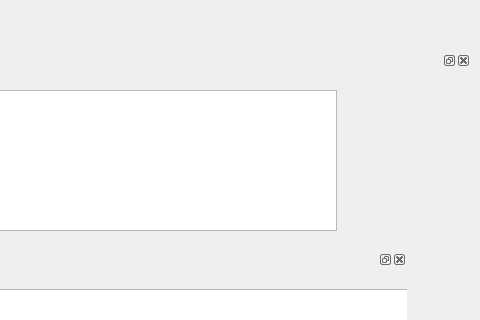
Before: the Qt Designer form gui/pulsed/pulsed.ui in pikestefan/qudi_slab, drawn with Qt 5; both pictures show x 673 to 1153 and y 178 to 498 of the 1153 by 824 pixel window.
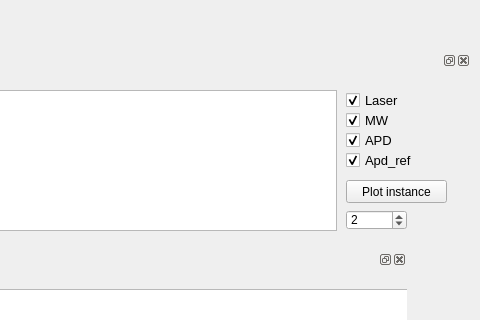
After: the same form once the commit is applied. Icons and pictures are not drawn. Custom widgets are drawn as their Qt base class.

```diff
--- a/gui/pulsed/pulsed.ui
+++ b/gui/pulsed/pulsed.ui
@@ -1724,6 +1724,152 @@
           </sizepolicy>
          </property>
         </widget>
+        <widget class="QCheckBox" name="laser_plot">
+         <property name="geometry">
+          <rect>
+           <x>1010</x>
+           <y>20</y>
+           <width>140</width>
+           <height>20</height>
+          </rect>
+         </property>
+         <property name="font">
+          <font>
+           <pointsize>10</pointsize>
+          </font>
+         </property>
+         <property name="accessibleName">
+          <string/>
+         </property>
+         <property name="inputMethodHints">
+          <set>Qt::ImhNone</set>
+         </property>
+         <property name="text">
+          <string>Laser</string>
+         </property>
+         <property name="checked">
+          <bool>true</bool>
+         </property>
+        </widget>
+        <widget class="QCheckBox" name="mw_plot">
+         <property name="geometry">
+          <rect>
+           <x>1010</x>
+           <y>40</y>
+           <width>140</width>
+           <height>20</height>
+          </rect>
+         </property>
+         <property name="font">
+          <font>
+           <pointsize>10</pointsize>
+          </font>
+         </property>
+         <property name="accessibleName">
+          <string/>
+         </property>
+         <property name="inputMethodHints">
+          <set>Qt::ImhNone</set>
+         </property>
+         <property name="text">
+          <string>MW</string>
+         </property>
+         <property name="checked">
+          <bool>true</bool>
+         </property>
+        </widget>
+        <widget class="QCheckBox" name="apd_plot">
+         <property name="geometry">
+          <rect>
+           <x>1010</x>
+           <y>60</y>
+           <width>140</width>
+           <height>20</height>
+          </rect>
+         </property>
+         <property name="font">
+          <font>
+           <pointsize>10</pointsize>
+          </font>
+         </property>
+         <property name="accessibleName">
+          <string/>
+         </property>
+         <property name="inputMethodHints">
+          <set>Qt::ImhNone</set>
+         </property>
+         <property name="text">
+          <string>APD</string>
+         </property>
+         <property name="checked">
+          <bool>true</bool>
+         </property>
+        </widget>
+        <widget class="QCheckBox" name="apd_ref_plot">
+         <property name="geometry">
+          <rect>
+           <x>1010</x>
+           <y>80</y>
+           <width>140</width>
+           <height>20</height>
+          </rect>
+         </property>
+         <property name="font">
+          <font>
+           <pointsize>10</pointsize>
+          </font>
+         </property>
+         <property name="accessibleName">
+          <string/>
+         </property>
+         <property name="autoFillBackground">
+          <bool>false</bool>
+         </property>
+         <property name="inputMethodHints">
+          <set>Qt::ImhNone</set>
+         </property>
+         <property name="text">
+          <string>Apd_ref</string>
+         </property>
+         <property name="checked">
+          <bool>true</bool>
+         </property>
+        </widget>
+        <widget class="QPushButton" name="laser_button_cw_2">
+         <property name="geometry">
+          <rect>
+           <x>1010</x>
+           <y>110</y>
+           <width>101</width>
+           <height>23</height>
+          </rect>
+         </property>
+         <property name="text">
+          <string>Plot instance</string>
+         </property>
+         <property name="checkable">
+          <bool>true</bool>
+         </property>
+        </widget>
+        <widget class="ScienDSpinBox" name="instance_number">
+         <property name="geometry">
+          <rect>
+           <x>1010</x>
+           <y>140</y>
+           <width>61</width>
+           <height>20</height>
+          </rect>
+         </property>
+         <property name="decimals">
+          <number>0</number>
+         </property>
+         <property name="maximum">
+          <double>200.000000000000000</double>
+         </property>
+         <property name="value">
+          <double>2.000000000000000</double>
+         </property>
+        </widget>
        </widget>
       </widget>
      </widget>
```
